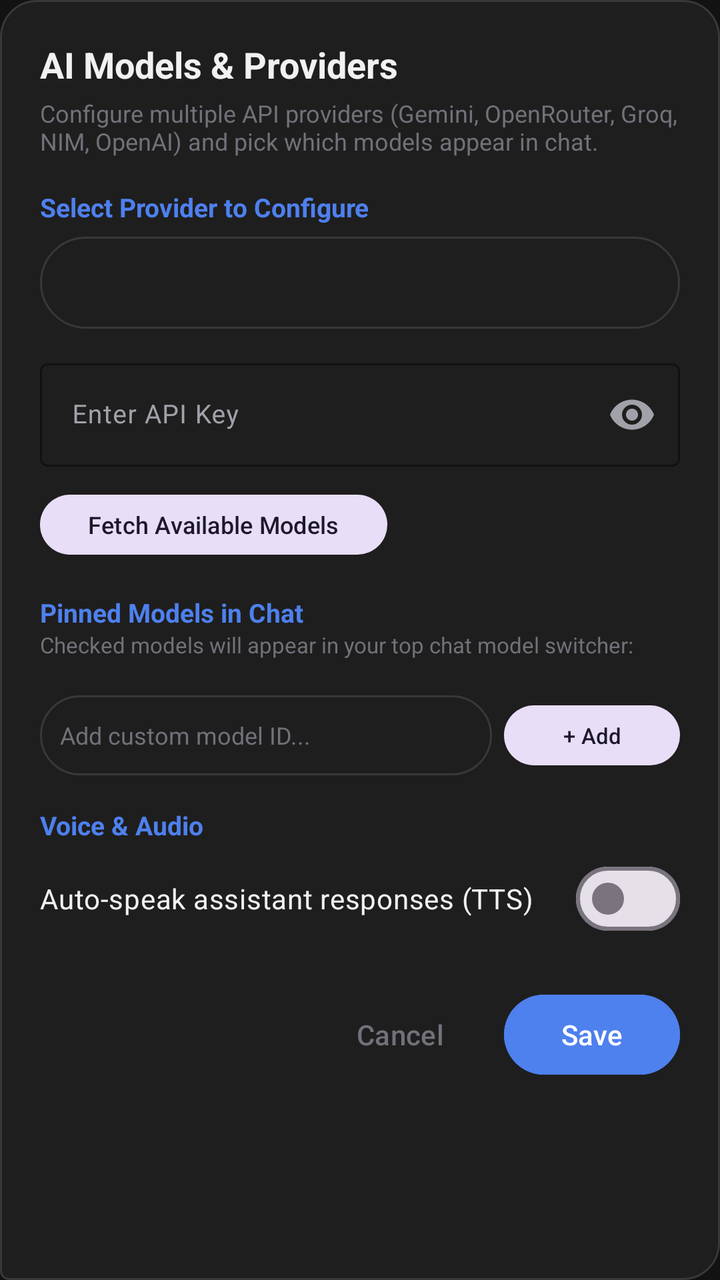
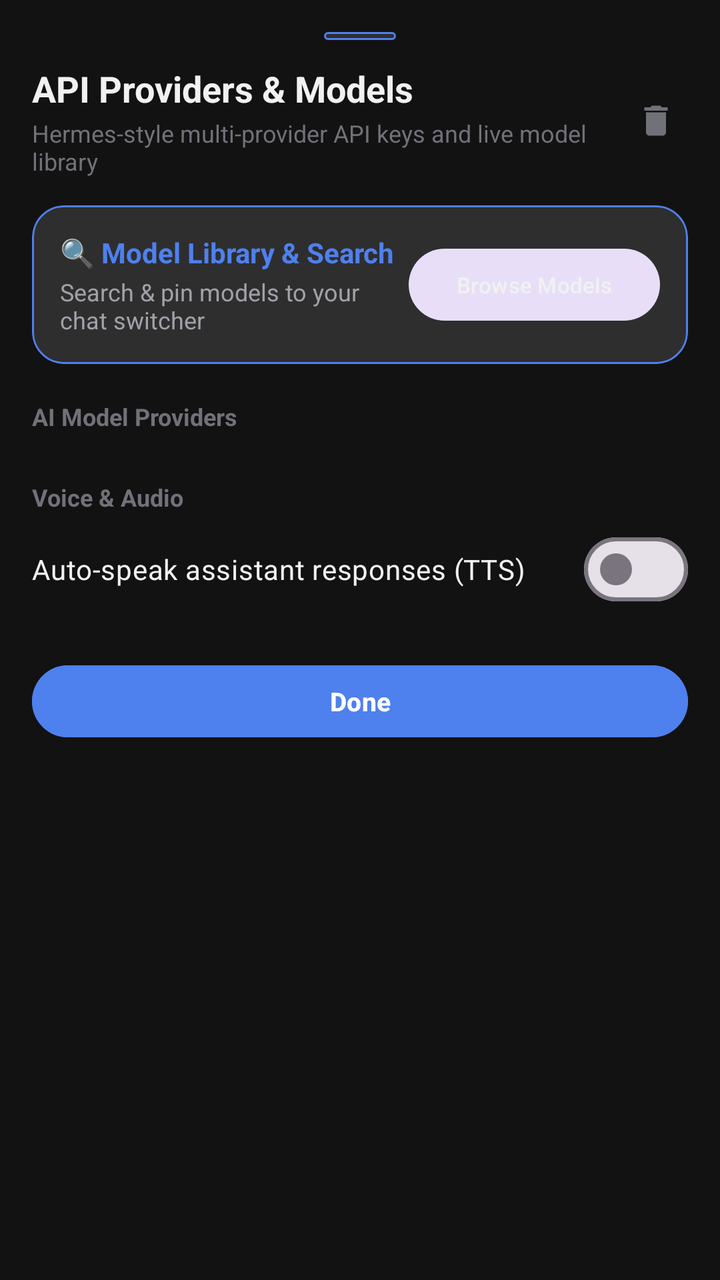

The first picture is an Android layout as it rendered before a commit; the second is the same layout after the commit. The layout source and the unified diff follow.
<!-- AndroidManifest.xml: application theme Theme.AIPersonalAssistant -->
<!-- res/layout/dialog_settings.xml -->
<?xml version="1.0" encoding="utf-8"?>
<androidx.core.widget.NestedScrollView xmlns:android="http://schemas.android.com/apk/res/android"
    xmlns:app="http://schemas.android.com/apk/res-auto"
    android:layout_width="match_parent"
    android:layout_height="wrap_content"
    android:background="@drawable/bg_chat_assistant"
    android:fillViewport="true">

    <LinearLayout
        android:layout_width="match_parent"
        android:layout_height="wrap_content"
        android:orientation="vertical"
        android:padding="20dp">

        <TextView
            android:layout_width="wrap_content"
            android:layout_height="wrap_content"
            android:text="@string/settings_title"
            android:textColor="@color/text_primary"
            android:textSize="18sp"
            android:textStyle="bold" />

        <TextView
            android:layout_width="wrap_content"
            android:layout_height="wrap_content"
            android:layout_marginTop="4dp"
            android:text="Configure multiple API providers (Gemini, OpenRouter, Groq, NIM, OpenAI) and pick which models appear in chat."
            android:textColor="@color/text_muted"
            android:textSize="12sp" />

        
        <TextView
            android:layout_width="wrap_content"
            android:layout_height="wrap_content"
            android:layout_marginTop="16dp"
            android:text="Select Provider to Configure"
            android:textColor="@color/accent_gemini_blue"
            android:textSize="13sp"
            android:textStyle="bold" />

        <Spinner
            android:id="@+id/spinnerProvider"
            android:layout_width="match_parent"
            android:layout_height="46dp"
            android:layout_marginTop="6dp"
            android:background="@drawable/bg_input_box"
            android:paddingHorizontal="12dp" />

        
        <com.google.android.material.textfield.TextInputLayout
            android:id="@+id/layoutApiKey"
            android:layout_width="match_parent"
            android:layout_height="wrap_content"
            android:layout_marginTop="12dp"
            app:boxStrokeColor="@color/accent_gemini_blue"
            app:endIconMode="password_toggle"
            app:hintTextColor="@color/accent_gemini_blue">

            <com.google.android.material.textfield.TextInputEditText
                android:id="@+id/editApiKey"
                android:layout_width="match_parent"
                android:layout_height="wrap_content"
                android:hint="Enter API Key"
                android:inputType="textPassword"
                android:textColor="@color/text_primary"
                android:textSize="13sp" />
        </com.google.android.material.textfield.TextInputLayout>

        
        <com.google.android.material.textfield.TextInputLayout
            android:id="@+id/layoutCustomUrl"
            android:layout_width="match_parent"
            android:layout_height="wrap_content"
            android:layout_marginTop="8dp"
            android:visibility="gone"
            app:boxStrokeColor="@color/accent_gemini_blue"
            app:hintTextColor="@color/accent_gemini_blue">

            <com.google.android.material.textfield.TextInputEditText
                android:id="@+id/editCustomUrl"
                android:layout_width="match_parent"
                android:layout_height="wrap_content"
                android:hint="Base URL (e.g. http://10.0.2.2:11434/v1/)"
                android:textColor="@color/text_primary"
                android:textSize="13sp" />
        </com.google.android.material.textfield.TextInputLayout>

        
        <LinearLayout
            android:layout_width="match_parent"
            android:layout_height="wrap_content"
            android:layout_marginTop="10dp"
            android:gravity="center_vertical"
            android:orientation="horizontal">

            <com.google.android.material.button.MaterialButton
                android:id="@+id/btnFetchLiveModels"
                style="@style/Widget.Material3.Button.TonalButton"
                android:layout_width="wrap_content"
                android:layout_height="38dp"
                android:text="Fetch Available Models"
                android:textSize="12sp" />

            <ProgressBar
                android:id="@+id/progressFetchModels"
                android:layout_width="22dp"
                android:layout_height="22dp"
                android:layout_marginStart="10dp"
                android:indeterminateTint="@color/accent_gemini_blue"
                android:visibility="gone" />
        </LinearLayout>

        
        <TextView
            android:layout_width="wrap_content"
            android:layout_height="wrap_content"
            android:layout_marginTop="16dp"
            android:text="Pinned Models in Chat"
            android:textColor="@color/accent_gemini_blue"
            android:textSize="13sp"
            android:textStyle="bold" />

        <TextView
            android:layout_width="wrap_content"
            android:layout_height="wrap_content"
            android:text="Checked models will appear in your top chat model switcher:"
            android:textColor="@color/text_muted"
            android:textSize="11sp" />

        <androidx.recyclerview.widget.RecyclerView
            android:id="@+id/recyclerSettingModels"
            android:layout_width="match_parent"
            android:layout_height="wrap_content"
            android:layout_marginTop="8dp"
            android:maxHeight="220dp"
            android:nestedScrollingEnabled="true" />

        
        <LinearLayout
            android:layout_width="match_parent"
            android:layout_height="wrap_content"
            android:layout_marginTop="10dp"
            android:gravity="center_vertical"
            android:orientation="horizontal">

            <EditText
                android:id="@+id/editCustomModelId"
                android:layout_width="0dp"
                android:layout_height="40dp"
                android:layout_weight="1"
                android:background="@drawable/bg_input_box"
                android:hint="Add custom model ID..."
                android:paddingHorizontal="10dp"
                android:textColor="@color/text_primary"
                android:textColorHint="@color/text_muted"
                android:textSize="12sp" />

            <com.google.android.material.button.MaterialButton
                android:id="@+id/btnAddCustomModel"
                style="@style/Widget.Material3.Button.TonalButton"
                android:layout_width="wrap_content"
                android:layout_height="38dp"
                android:layout_marginStart="6dp"
                android:text="+ Add"
                android:textSize="11sp" />
        </LinearLayout>

        
        <TextView
            android:layout_width="wrap_content"
            android:layout_height="wrap_content"
            android:layout_marginTop="16dp"
            android:text="Voice &amp; Audio"
            android:textColor="@color/accent_gemini_blue"
            android:textSize="13sp"
            android:textStyle="bold" />

        <com.google.android.material.materialswitch.MaterialSwitch
            android:id="@+id/switchVoiceAutoSpeak"
            android:layout_width="match_parent"
            android:layout_height="wrap_content"
            android:layout_marginTop="4dp"
            android:text="Auto-speak assistant responses (TTS)"
            android:textColor="@color/text_primary" />

        
        <LinearLayout
            android:layout_width="match_parent"
            android:layout_height="wrap_content"
            android:layout_marginTop="20dp"
            android:gravity="end"
            android:orientation="horizontal">

            <com.google.android.material.button.MaterialButton
                android:id="@+id/btnCancelSettings"
                style="@style/Widget.Material3.Button.TextButton"
                android:layout_width="wrap_content"
                android:layout_height="wrap_content"
                android:text="@string/cancel"
                android:textColor="@color/text_muted" />

            <com.google.android.material.button.MaterialButton
                android:id="@+id/btnSaveSettings"
                android:layout_width="wrap_content"
                android:layout_height="wrap_content"
                android:layout_marginStart="8dp"
                android:backgroundTint="@color/accent_gemini_blue"
                android:text="@string/save"
                android:textColor="@color/white" />
        </LinearLayout>

    </LinearLayout>

</androidx.core.widget.NestedScrollView>
<!-- resources referenced by this layout -->
<resources>
  <color name="accent_gemini_blue">#4E80EE</color>
  <color name="text_muted">#71717A</color>
  <color name="text_primary">#F1F1F1</color>
  <color name="white">#FFFFFF</color>
  <!-- drawable bg_chat_assistant (drawable) -->
  <?xml version="1.0" encoding="utf-8"?>
  <shape xmlns:android="http://schemas.android.com/apk/res/android"
      android:shape="rectangle">
      <solid android:color="@color/surface_dark" />
      <corners
          android:topLeftRadius="18dp"
          android:topRightRadius="18dp"
          android:bottomLeftRadius="4dp"
          android:bottomRightRadius="18dp" />
      <stroke
          android:width="1dp"
          android:color="@color/card_stroke_dark" />
  </shape>
  <!-- drawable bg_input_box (drawable) -->
  <?xml version="1.0" encoding="utf-8"?>
  <shape xmlns:android="http://schemas.android.com/apk/res/android"
      android:shape="rectangle">
      <solid android:color="@color/surface_dark" />
      <corners android:radius="24dp" />
      <stroke
          android:width="1dp"
          android:color="@color/card_stroke_dark" />
  </shape>
  <string name="cancel">Cancel</string>
  <string name="save">Save</string>
  <string name="settings_title">AI Models &amp; Providers</string>
  <style name="Theme.AIPersonalAssistant" parent="Theme.Material3.DayNight.NoActionBar">
          
          <item name="colorPrimary">@color/accent_gemini_blue</item>
          <item name="colorOnPrimary">@color/white</item>
          <item name="colorPrimaryContainer">@color/surface_elevated_dark</item>
          <item name="colorOnPrimaryContainer">@color/text_primary</item>
  
          
          <item name="colorSecondary">@color/accent_sparkle</item>
          <item name="colorOnSecondary">@color/black</item>
  
          
          <item name="android:colorBackground">@color/bg_dark</item>
          <item name="colorSurface">@color/surface_dark</item>
          <item name="colorOnSurface">@color/text_primary</item>
          <item name="colorSurfaceVariant">@color/surface_variant_dark</item>
          <item name="colorOnSurfaceVariant">@color/text_secondary</item>
  
          
          <item name="android:statusBarColor">@color/bg_dark</item>
          <item name="android:navigationBarColor">@color/bg_dark</item>
          <item name="android:windowLightStatusBar" tools:targetApi="m">false</item>
      </style>
  <color name="surface_dark">#1E1E1E</color>
  <color name="card_stroke_dark">#383838</color>
  <color name="surface_elevated_dark">#2E2E2E</color>
  <color name="accent_sparkle">#60A5FA</color>
  <color name="black">#000000</color>
  <color name="bg_dark">#121212</color>
  <color name="surface_variant_dark">#262626</color>
  <color name="text_secondary">#A1A1AA</color>
</resources>

<!-- the commit's change to res/layout/dialog_settings.xml (unified diff, before → after) -->
@@ -2,168 +2,137 @@
 <androidx.core.widget.NestedScrollView xmlns:android="http://schemas.android.com/apk/res/android"
     xmlns:app="http://schemas.android.com/apk/res-auto"
     android:layout_width="match_parent"
-    android:layout_height="wrap_content"
-    android:background="@drawable/bg_chat_assistant"
+    android:layout_height="match_parent"
+    android:background="@color/bg_dark"
     android:fillViewport="true">
 
     <LinearLayout
         android:layout_width="match_parent"
         android:layout_height="wrap_content"
         android:orientation="vertical"
-        android:padding="20dp">
+        android:padding="16dp">
 
-        <TextView
-            android:layout_width="wrap_content"
+        
+        <View
+            android:layout_width="36dp"
+            android:layout_height="4dp"
+            android:layout_gravity="center_horizontal"
+            android:layout_marginBottom="12dp"
+            android:background="@drawable/bg_model_pill" />
+
+        
+        <LinearLayout
+            android:layout_width="match_parent"
             android:layout_height="wrap_content"
-            android:text="@string/settings_title"
-            android:textColor="@color/text_primary"
-            android:textSize="18sp"
-            android:textStyle="bold" />
+            android:gravity="center_vertical"
+            android:orientation="horizontal">
 
-        <TextView
-            android:layout_width="wrap_content"
+            <LinearLayout
+                android:layout_width="0dp"
+                android:layout_height="wrap_content"
+                android:layout_weight="1"
+                android:orientation="vertical">
+
+                <TextView
+                    android:layout_width="wrap_content"
+                    android:layout_height="wrap_content"
+                    android:text="API Providers &amp; Models"
+                    android:textColor="@color/text_primary"
+                    android:textSize="18sp"
+                    android:textStyle="bold" />
+
+                <TextView
+                    android:layout_width="wrap_content"
+                    android:layout_height="wrap_content"
+                    android:layout_marginTop="2dp"
+                    android:text="Hermes-style multi-provider API keys and live model library"
+                    android:textColor="@color/text_muted"
+                    android:textSize="12sp" />
+            </LinearLayout>
+
+            <ImageView
+                android:id="@+id/btnCloseSettings"
+                android:layout_width="32dp"
+                android:layout_height="32dp"
+                android:background="?attr/selectableItemBackgroundBorderless"
+                android:padding="6dp"
+                android:src="@drawable/ic_delete"
+                app:tint="@color/text_muted" />
+        </LinearLayout>
+
+        
+        <com.google.android.material.card.MaterialCardView
+            android:id="@+id/cardOpenModelLibrary"
+            style="@style/ModernCard"
+            android:layout_width="match_parent"
             android:layout_height="wrap_content"
-            android:layout_marginTop="4dp"
-            android:text="Configure multiple API providers (Gemini, OpenRouter, Groq, NIM, OpenAI) and pick which models appear in chat."
-            android:textColor="@color/text_muted"
-            android:textSize="12sp" />
+            android:layout_marginTop="14dp"
+            app:cardBackgroundColor="@color/surface_elevated_dark"
+            app:strokeColor="@color/accent_gemini_blue"
+            app:strokeWidth="1dp">
+
+            <LinearLayout
+                android:layout_width="match_parent"
+                android:layout_height="wrap_content"
+                android:gravity="center_vertical"
+                android:orientation="horizontal"
+                android:padding="14dp">
+
+                <LinearLayout
+                    android:layout_width="0dp"
+                    android:layout_height="wrap_content"
+                    android:layout_weight="1"
+                    android:orientation="vertical">
+
+                    <TextView
+                        android:layout_width="wrap_content"
+                        android:layout_height="wrap_content"
+                        android:text="🔍 Model Library &amp; Search"
+                        android:textColor="@color/accent_gemini_blue"
+                        android:textSize="14sp"
+                        android:textStyle="bold" />
+
+                    <TextView
+                        android:id="@+id/txtPinnedSummary"
+                        android:layout_width="wrap_content"
+                        android:layout_height="wrap_content"
+                        android:layout_marginTop="2dp"
+                        android:text="Search &amp; pin models to your chat switcher"
+                        android:textColor="@color/text_secondary"
+                        android:textSize="12sp" />
+                </LinearLayout>
+
+                <com.google.android.material.button.MaterialButton
+                    android:id="@+id/btnOpenLibraryTop"
+                    style="@style/Widget.Material3.Button.TonalButton"
+                    android:layout_width="wrap_content"
+                    android:layout_height="36dp"
+                    android:insetTop="0dp"
+                    android:insetBottom="0dp"
+                    android:text="Browse Models"
+                    android:textColor="@color/text_primary"
+                    android:textSize="11sp" />
+            </LinearLayout>
+        </com.google.android.material.card.MaterialCardView>
 
         
         <TextView
             android:layout_width="wrap_content"
             android:layout_height="wrap_content"
-            android:layout_marginTop="16dp"
-            android:text="Select Provider to Configure"
-            android:textColor="@color/accent_gemini_blue"
-            android:textSize="13sp"
+            android:layout_marginTop="18dp"
+            android:layout_marginBottom="8dp"
+            android:text="AI Model Providers"
+            android:textColor="@color/text_muted"
+            android:textSize="12sp"
             android:textStyle="bold" />
 
-        <Spinner
-            android:id="@+id/spinnerProvider"
-            android:layout_width="match_parent"
-            android:layout_height="46dp"
-            android:layout_marginTop="6dp"
-            android:background="@drawable/bg_input_box"
-            android:paddingHorizontal="12dp" />
-
         
-        <com.google.android.material.textfield.TextInputLayout
-            android:id="@+id/layoutApiKey"
+        <androidx.recyclerview.widget.RecyclerView
+            android:id="@+id/recyclerProviders"
             android:layout_width="match_parent"
             android:layout_height="wrap_content"
-            android:layout_marginTop="12dp"
-            app:boxStrokeColor="@color/accent_gemini_blue"
-            app:endIconMode="password_toggle"
-            app:hintTextColor="@color/accent_gemini_blue">
-
-            <com.google.android.material.textfield.TextInputEditText
-                android:id="@+id/editApiKey"
-                android:layout_width="match_parent"
-                android:layout_height="wrap_content"
-                android:hint="Enter API Key"
-                android:inputType="textPassword"
-                android:textColor="@color/text_primary"
-                android:textSize="13sp" />
-        </com.google.android.material.textfield.TextInputLayout>
-
-        
-        <com.google.android.material.textfield.TextInputLayout
-            android:id="@+id/layoutCustomUrl"
-            android:layout_width="match_parent"
-            android:layout_height="wrap_content"
-            android:layout_marginTop="8dp"
-            android:visibility="gone"
-            app:boxStrokeColor="@color/accent_gemini_blue"
-            app:hintTextColor="@color/accent_gemini_blue">
-
-            <com.google.android.material.textfield.TextInputEditText
-                android:id="@+id/editCustomUrl"
-                android:layout_width="match_parent"
-                android:layout_height="wrap_content"
-                android:hint="Base URL (e.g. http://10.0.2.2:11434/v1/)"
-                android:textColor="@color/text_primary"
-                android:textSize="13sp" />
-        </com.google.android.material.textfield.TextInputLayout>
-
-        
-        <LinearLayout
-            android:layout_width="match_parent"
-            android:layout_height="wrap_content"
-            android:layout_marginTop="10dp"
-            android:gravity="center_vertical"
-            android:orientation="horizontal">
-
-            <com.google.android.material.button.MaterialButton
-                android:id="@+id/btnFetchLiveModels"
-                style="@style/Widget.Material3.Button.TonalButton"
-                android:layout_width="wrap_content"
-                android:layout_height="38dp"
-                android:text="Fetch Available Models"
-                android:textSize="12sp" />
-
-            <ProgressBar
-                android:id="@+id/progressFetchModels"
-                android:layout_width="22dp"
-                android:layout_height="22dp"
-                android:layout_marginStart="10dp"
-                android:indeterminateTint="@color/accent_gemini_blue"
-                android:visibility="gone" />
-        </LinearLayout>
-
-        
-        <TextView
-            android:layout_width="wrap_content"
-            android:layout_height="wrap_content"
-            android:layout_marginTop="16dp"
-            android:text="Pinned Models in Chat"
-            android:textColor="@color/accent_gemini_blue"
-            android:textSize="13sp"
-            android:textStyle="bold" />
-
-        <TextView
-            android:layout_width="wrap_content"
-            android:layout_height="wrap_content"
-            android:text="Checked models will appear in your top chat model switcher:"
-            android:textColor="@color/text_muted"
-            android:textSize="11sp" />
-
-        <androidx.recyclerview.widget.RecyclerView
-            android:id="@+id/recyclerSettingModels"
-            android:layout_width="match_parent"
-            android:layout_height="wrap_content"
-            android:layout_marginTop="8dp"
-            android:maxHeight="220dp"
-            android:nestedScrollingEnabled="true" />
-
-        
-        <LinearLayout
-            android:layout_width="match_parent"
-            android:layout_height="wrap_content"
-            android:layout_marginTop="10dp"
-            android:gravity="center_vertical"
-            android:orientation="horizontal">
-
-            <EditText
-                android:id="@+id/editCustomModelId"
-                android:layout_width="0dp"
-                android:layout_height="40dp"
-                android:layout_weight="1"
-                android:background="@drawable/bg_input_box"
-                android:hint="Add custom model ID..."
-                android:paddingHorizontal="10dp"
-                android:textColor="@color/text_primary"
-                android:textColorHint="@color/text_muted"
-                android:textSize="12sp" />
-
-            <com.google.android.material.button.MaterialButton
-                android:id="@+id/btnAddCustomModel"
-                style="@style/Widget.Material3.Button.TonalButton"
-                android:layout_width="wrap_content"
-                android:layout_height="38dp"
-                android:layout_marginStart="6dp"
-                android:text="+ Add"
-                android:textSize="11sp" />
-        </LinearLayout>
+            android:nestedScrollingEnabled="false"
+            android:overScrollMode="never" />
 
         
         <TextView
@@ -171,8 +140,8 @@
             android:layout_height="wrap_content"
             android:layout_marginTop="16dp"
             android:text="Voice &amp; Audio"
-            android:textColor="@color/accent_gemini_blue"
-            android:textSize="13sp"
+            android:textColor="@color/text_muted"
+            android:textSize="12sp"
             android:textStyle="bold" />
 
         <com.google.android.material.materialswitch.MaterialSwitch
@@ -184,30 +153,17 @@
             android:textColor="@color/text_primary" />
 
         
-        <LinearLayout
+        <com.google.android.material.button.MaterialButton
+            android:id="@+id/btnDoneSettings"
             android:layout_width="match_parent"
-            android:layout_height="wrap_content"
+            android:layout_height="44dp"
             android:layout_marginTop="20dp"
-            android:gravity="end"
-            android:orientation="horizontal">
-
-            <com.google.android.material.button.MaterialButton
-                android:id="@+id/btnCancelSettings"
-                style="@style/Widget.Material3.Button.TextButton"
-                android:layout_width="wrap_content"
-                android:layout_height="wrap_content"
-                android:text="@string/cancel"
-                android:textColor="@color/text_muted" />
-
-            <com.google.android.material.button.MaterialButton
-                android:id="@+id/btnSaveSettings"
-                android:layout_width="wrap_content"
-                android:layout_height="wrap_content"
-                android:layout_marginStart="8dp"
-                android:backgroundTint="@color/accent_gemini_blue"
-                android:text="@string/save"
-                android:textColor="@color/white" />
-        </LinearLayout>
+            android:backgroundTint="@color/accent_gemini_blue"
+            android:text="Done"
+            android:textColor="@color/white"
+            android:textSize="13sp"
+            android:textStyle="bold"
+            app:cornerRadius="22dp" />
 
     </LinearLayout>
 
<!-- resource entries referenced after the edit -->
@@ -1,36 +1,38 @@
 <!-- resources referenced by this layout -->
 <resources>
   <color name="accent_gemini_blue">#4E80EE</color>
+  <color name="bg_dark">#121212</color>
+  <color name="surface_elevated_dark">#2E2E2E</color>
   <color name="text_muted">#71717A</color>
   <color name="text_primary">#F1F1F1</color>
+  <color name="text_secondary">#A1A1AA</color>
   <color name="white">#FFFFFF</color>
-  <!-- drawable bg_chat_assistant (drawable) -->
+  <!-- drawable bg_model_pill (drawable) -->
   <?xml version="1.0" encoding="utf-8"?>
   <shape xmlns:android="http://schemas.android.com/apk/res/android"
       android:shape="rectangle">
-      <solid android:color="@color/surface_dark" />
-      <corners
-          android:topLeftRadius="18dp"
-          android:topRightRadius="18dp"
-          android:bottomLeftRadius="4dp"
-          android:bottomRightRadius="18dp" />
+      <solid android:color="@color/surface_elevated_dark" />
+      <corners android:radius="20dp" />
       <stroke
           android:width="1dp"
-          android:color="@color/card_stroke_dark" />
+          android:color="@color/accent_gemini_blue" />
   </shape>
-  <!-- drawable bg_input_box (drawable) -->
-  <?xml version="1.0" encoding="utf-8"?>
-  <shape xmlns:android="http://schemas.android.com/apk/res/android"
-      android:shape="rectangle">
-      <solid android:color="@color/surface_dark" />
-      <corners android:radius="24dp" />
-      <stroke
-          android:width="1dp"
-          android:color="@color/card_stroke_dark" />
-  </shape>
-  <string name="cancel">Cancel</string>
-  <string name="save">Save</string>
-  <string name="settings_title">AI Models &amp; Providers</string>
+  <!-- drawable ic_delete (drawable) -->
+  <vector xmlns:android="http://schemas.android.com/apk/res/android"
+      android:width="24dp"
+      android:height="24dp"
+      android:viewportWidth="24"
+      android:viewportHeight="24">
+      <path
+          android:fillColor="@color/priority_high"
+          android:pathData="M6,19c0,1.1 0.9,2 2,2h8c1.1,0 2,-0.9 2,-2V7H6v12zM19,4h-3.5l-1,-1h-5l-1,1H5v2h14V4z"/>
+  </vector>
+  <style name="ModernCard" parent="Widget.Material3.CardView.Filled">
+          <item name="cardBackgroundColor">@color/surface_dark</item>
+          <item name="strokeColor">@color/card_stroke_dark</item>
+          <item name="strokeWidth">1dp</item>
+          <item name="cardCornerRadius">16dp</item>
+      </style>
   <style name="Theme.AIPersonalAssistant" parent="Theme.Material3.DayNight.NoActionBar">
           
           <item name="colorPrimary">@color/accent_gemini_blue</item>
@@ -54,13 +56,11 @@
           <item name="android:navigationBarColor">@color/bg_dark</item>
           <item name="android:windowLightStatusBar" tools:targetApi="m">false</item>
       </style>
+  <color name="priority_high">#EF4444</color>
   <color name="surface_dark">#1E1E1E</color>
   <color name="card_stroke_dark">#383838</color>
-  <color name="surface_elevated_dark">#2E2E2E</color>
   <color name="accent_sparkle">#60A5FA</color>
   <color name="black">#000000</color>
-  <color name="bg_dark">#121212</color>
   <color name="surface_variant_dark">#262626</color>
-  <color name="text_secondary">#A1A1AA</color>
 </resources>
 
